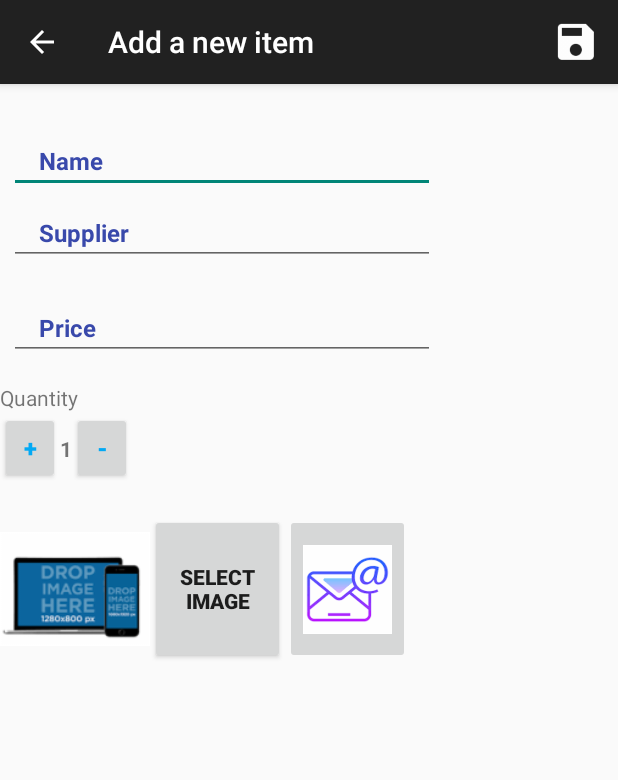
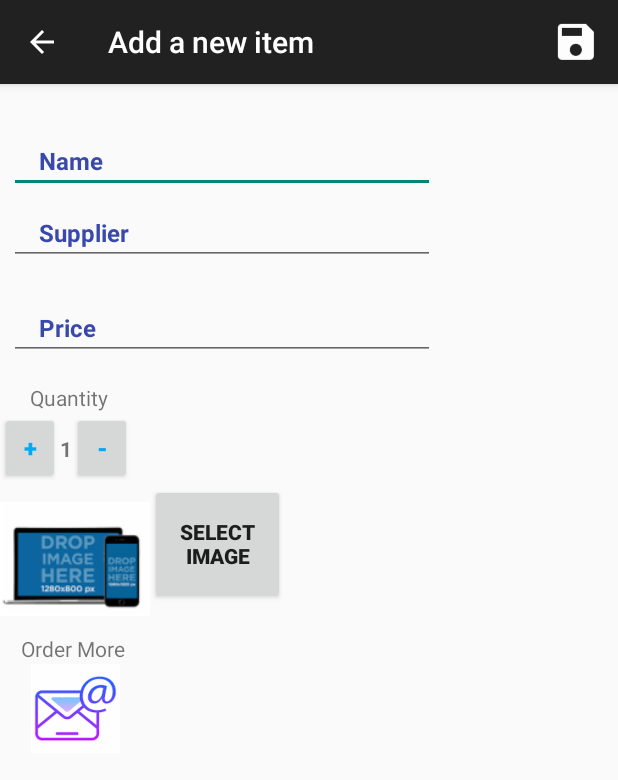
Before and after one commit to Patzam/Inventory4, an Android app: the EditorActivity screen opened directly, with no data from a screen before it, on a phone screen of 412 x 824 dp. Shown: the top 780 px of the screen. Run offline under Robolectric (Android 15) with nearby library versions, the phone set to English and light mode, and no system bars; our stand-ins replace Picasso.

Commit message:
Changes to Editor Activity for more functionality

```diff
--- a/app/src/main/java/com/example/android/inventory4/MerchandiseActivity.java
+++ b/app/src/main/java/com/example/android/inventory4/MerchandiseActivity.java
@@ -75,7 +75,7 @@ public class MerchandiseActivity extends AppCompatActivity implements LoaderMana
         values.put(StockEntry.COLUMN_STOCK_QUANTITY, "20");
         values.put(StockEntry.COLUMN_STOCK_PRICE, 17);
         values.put(StockEntry.COLUMN_STOCK_SUPPLIER, "Target");
-        values.put(StockEntry.COLUMN_STOCK_IMAGE, "startrekactionfigure");
+        values.put(StockEntry.COLUMN_STOCK_IMAGE, "default");
 
         //Uri imageUri = Uri.parse(R.drawable.startrekactionfigure);
         //values.put(COLUMN_STOCK_IMAGE, imageUri.toString());
--- a/app/src/main/java/com/example/android/inventory4/StockCursorAdapter.java
+++ b/app/src/main/java/com/example/android/inventory4/StockCursorAdapter.java
@@ -12,6 +12,7 @@ import android.view.ViewGroup;
 import android.widget.Button;
 import android.widget.CursorAdapter;
 import android.widget.ImageButton;
+import android.widget.ImageView;
 import android.widget.TextView;
 import android.widget.Toast;
 
@@ -45,6 +46,7 @@ public class StockCursorAdapter extends CursorAdapter {
         TextView nameTextView = (TextView) view.findViewById(R.id.toy_name);
         TextView supplierTextView = (TextView) view.findViewById(R.id.supplier);
         TextView priceTextView = (TextView) view.findViewById(R.id.price);
+        ImageView imageView = (ImageView) view.findViewById(R.id.product_image);
 
         Button merchandisePhoto = (Button) view.findViewById(R.id.select_image);
         TextView quantityTextView = (TextView) view.findViewById(R.id.current_quantity);
@@ -64,7 +66,11 @@ public class StockCursorAdapter extends CursorAdapter {
         final String stockPrice = cursor.getString(COLUMN_INDEX_PRICE);
         final int stockQuantity = cursor.getInt(COLUMN_INDEX_QUANTITY);
 
+        if (!cursor.getString(COLUMN_INDEX_IMAGE).equals("default")){
+
         Uri imageUri = Uri.parse(cursor.getString(COLUMN_INDEX_IMAGE));
+        imageView.setImageURI(imageUri);
+        }
 
         final int quantity = cursor.getInt(quantityColumnIndex);
         quantityTextView.setText("quantity : " + quantity + "");
--- a/app/src/main/res/layout/activity_editor.xml
+++ b/app/src/main/res/layout/activity_editor.xml
@@ -97,7 +97,8 @@
         android:id="@+id/textView"
         android:layout_width="match_parent"
         android:layout_height="wrap_content"
-        android:text="Quantity"/>
+        android:text="Quantity"
+        android:paddingStart="20dp"/>
 
 
     <LinearLayout
@@ -134,12 +135,13 @@
             android:textSize="16sp"
             android:onClick="decreaseNumber"/>
 
+
     </LinearLayout>
 
     <LinearLayout
-        android:layout_width="match_parent"
-        android:layout_height="match_parent"
-        android:layout_marginTop="20dp">
+        android:layout_width="wrap_content"
+        android:layout_height="wrap_content"
+        android:orientation="horizontal">
 
         <ImageView
             android:id="@+id/drop_image"
@@ -150,17 +152,31 @@
         <Button
             android:id="@+id/select_image"
             android:layout_width="90dp"
-            android:layout_height="100dp"
+            android:layout_height="80dp"
             android:text="Select Image"
             android:textAlignment="center"
             android:textSize="14sp"
             android:textStyle="bold" />
 
+    </LinearLayout>
+
+    <TextView
+        android:id="@+id/order_more"
+        android:layout_width="wrap_content"
+        android:layout_height="wrap_content"
+        android:text="Order More"
+        android:paddingLeft="14dp"/>
+
+
+    <LinearLayout
+            android:layout_width="wrap_content"
+            android:layout_height="wrap_content">
 
         <ImageButton
             android:id="@+id/email"
-            android:layout_width="wrap_content"
-            android:layout_height="100dp"
+            android:layout_width="60dp"
+            android:layout_height="60dp"
+            android:layout_marginLeft="20dp"
             android:onClick="sendEmail"
             android:src="@drawable/email" />
 
--- a/app/src/main/res/layout/activity_merchandise.xml
+++ b/app/src/main/res/layout/activity_merchandise.xml
@@ -23,7 +23,7 @@
         android:src="@drawable/toystore"/>
 
     <TextView
-        android:text=" Please add more toys by selecting the pink arrow button at the bottom right to add to our inventory. Thank you!"
+        android:text=" Please add toys by selecting the pink arrow button at the bottom right to add to our inventory. Thank you!"
         android:layout_width="match_parent"
         android:layout_height="match_parent"
         android:textStyle="bold"
--- a/app/src/main/res/layout/list_item.xml
+++ b/app/src/main/res/layout/list_item.xml
@@ -8,8 +8,7 @@
     <LinearLayout
         android:id="@+id/layout"
         android:layout_width="match_parent"
-        android:layout_height="477dp"
-        android:layout_weight="0.76"
+        android:layout_height="226dp"
         android:orientation="horizontal">
 
         <LinearLayout
@@ -66,6 +65,7 @@
                 android:textStyle="bold" />
 
             <ImageView
+                android:id="@+id/product_image"
                 android:layout_width="match_parent"
                 android:layout_height="wrap_content"
                 android:paddingRight="200dp"
```
Also changed, not shown: app/src/main/java/com/example/android/inventory4/EditorActivity.java (+37 -43 lines).
